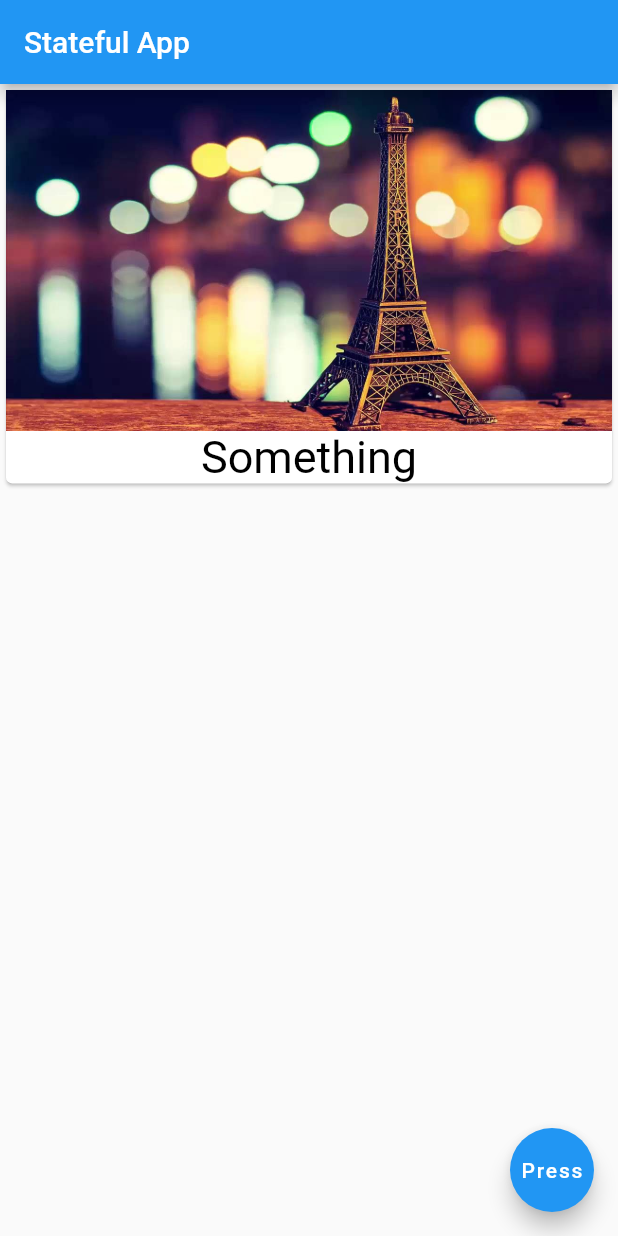
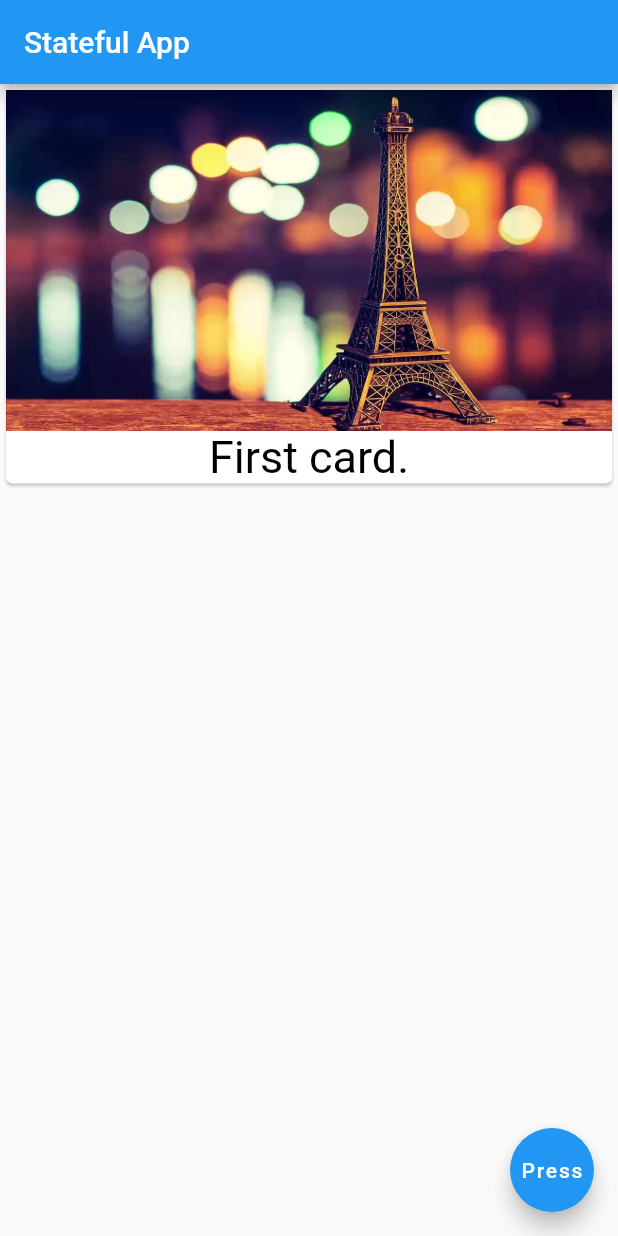
Before and after one commit to m-zaink/FristApp, a Flutter app: the screen it shows after launch, on a phone screen of 412 x 824 dp. Run offline on Flutter 3.47's test engine with Material 2 defaults, Android fonts, the phone set to English and light mode, and no system bars; Roboto replaces fonts that are missing (Gamja Flower).

Commit message:
initState() method added.
*The initState() method was added.
*A new Widget called TextCaption was created in products.dart to encase Text field of the Card.
*Things learnt :
	-initState() method.
	-Making code more readable but modularising within files.

```diff
--- a/lib/main.dart
+++ b/lib/main.dart
@@ -8,7 +8,7 @@ class MyApp extends StatelessWidget {
   @override
   Widget build(BuildContext context) {
     return MaterialApp(
-        home: ProductsManager(),
+        home: ProductsManager('First card.'),
     );
   }
 }
--- a/lib/products.dart
+++ b/lib/products.dart
@@ -1,28 +1,38 @@
 import 'package:flutter/material.dart';
 
 class Products extends StatelessWidget {
-  List<String> products;
+  final List<String> products;
 
   Products(this.products);
+
   @override
   Widget build(BuildContext context) {
-    // TODO: implement build
     return Column(
         children: products
-            .map((element) => Card(
+            .map((caption) => Card(
                   child: Column(
                     children: <Widget>[
                       Image.asset("assets/eiffel.jpg"),
-                      Text(
-                        element,
-                        style: TextStyle(
-                            fontFamily: "Gamja Flower",
-                            fontSize: 30,
-                            color: Colors.black),
-                      )
+                      CardCaption(caption)
                     ],
                   ),
                 ))
             .toList());
   }
 }
+
+class CardCaption extends StatelessWidget {
+  final String caption;
+
+  CardCaption(this.caption);
+
+  @override
+  Widget build(BuildContext context) {
+    // TODO: implement build
+    return Text(
+      caption,
+      style: TextStyle(
+          fontFamily: "Gamja Flower", fontSize: 30, color: Colors.black),
+    );
+  }
+}
--- a/lib/products_manager.dart
+++ b/lib/products_manager.dart
@@ -4,6 +4,9 @@ import 'dart:math';
 import './products.dart';
 
 class ProductsManager extends StatefulWidget {
+  final String first_product;
+
+  ProductsManager(this.first_product);
   @override
   State<StatefulWidget> createState() {
     return _ProductsManagerState();
@@ -11,7 +14,13 @@ class ProductsManager extends StatefulWidget {
 }
 
 class _ProductsManagerState extends State<ProductsManager> {
-  List<String> _products = ["Something"];
+  List<String> _products = [];
+
+  @override
+  void initState() {
+    super.initState();
+    _products.add(widget.first_product);
+  }
 
   @override
   Widget build(BuildContext context) {
```
